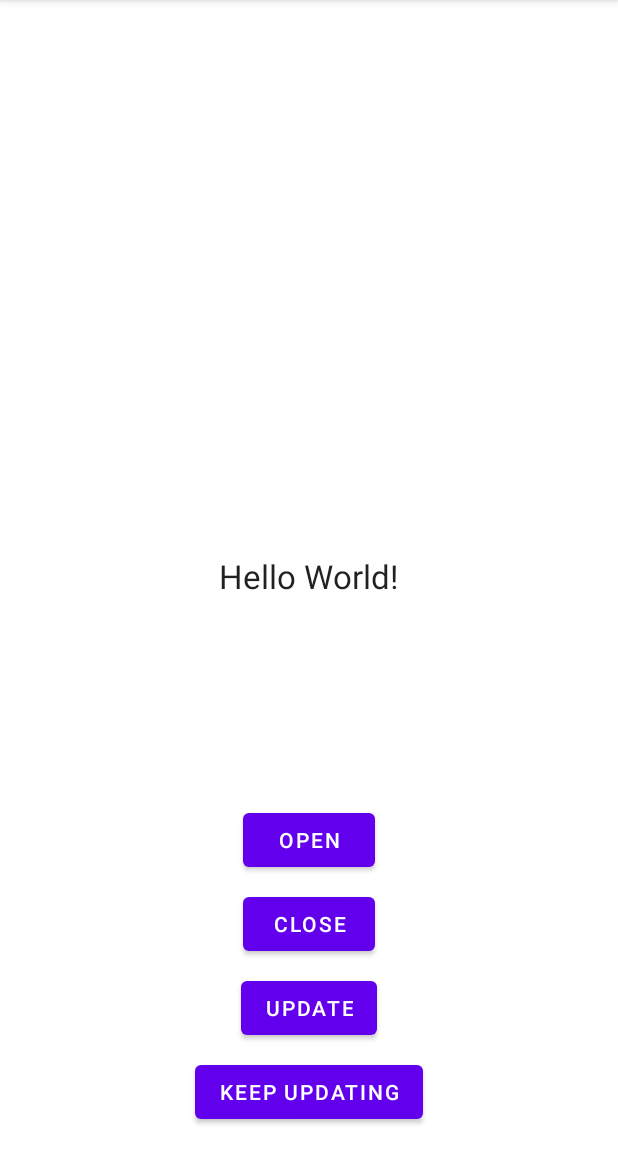
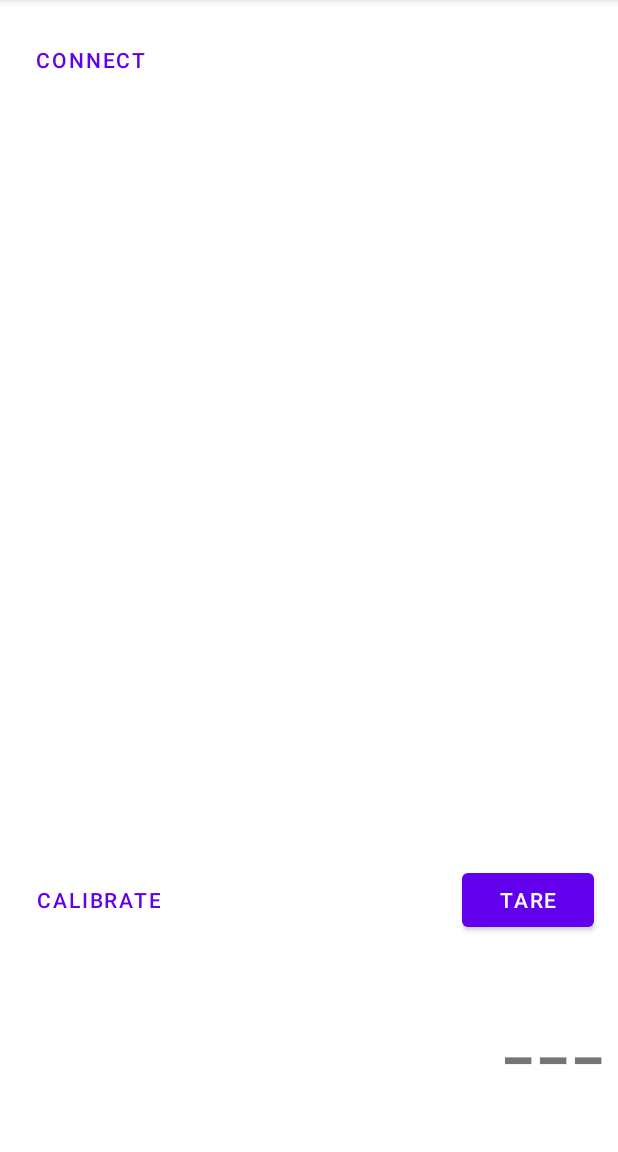
Before and after one commit to vinitlee/USBSerialTest, an Android app: the screen it shows after launch (MainActivity), on a phone screen of 412 x 824 dp, the part 84-1236 px from its top. Run offline under Robolectric (Android 15) with nearby library versions, the phone set to English and light mode, and no system bars; libraries missing offline, so code that uses them is left out: com.felhr.usbserial.

Commit message:
Show weight, tare, and calibrate. Run automatically when connected, connect/disconnect toggles.

```diff
--- a/app/src/main/res/layout/activity_main.xml
+++ b/app/src/main/res/layout/activity_main.xml
@@ -8,57 +8,52 @@
 
     <TextView
         android:id="@+id/outputText"
-        android:layout_width="wrap_content"
-        android:layout_height="wrap_content"
-        android:text="Hello World!"
-        android:textAppearance="@style/TextAppearance.AppCompat.Large"
-        app:layout_constraintBottom_toBottomOf="parent"
-        app:layout_constraintLeft_toLeftOf="parent"
-        app:layout_constraintRight_toRightOf="parent"
-        app:layout_constraintTop_toTopOf="parent" />
-
-    <Button
-        android:id="@+id/bkUpdateBtn"
-        android:layout_width="wrap_content"
-        android:layout_height="wrap_content"
-        android:layout_marginBottom="16dp"
-        android:onClick="onClickStart"
-        android:text="Keep Updating"
+        android:layout_width="0dp"
+        android:layout_height="120dp"
+        android:layout_marginStart="8dp"
+        android:layout_marginEnd="8dp"
+        android:layout_marginBottom="8dp"
+        android:autoSizeTextType="uniform"
+        android:fontFamily="sans-serif-condensed-light"
+        android:text="---"
+        android:textAlignment="viewEnd"
+        android:textSize="36sp"
         app:layout_constraintBottom_toBottomOf="parent"
         app:layout_constraintEnd_toEndOf="parent"
         app:layout_constraintStart_toStartOf="parent" />
 
     <Button
-        android:id="@+id/updateBtn"
+        android:id="@+id/connectionBtn"
+        style="@style/Widget.MaterialComponents.Button.TextButton"
         android:layout_width="wrap_content"
         android:layout_height="wrap_content"
-        android:layout_marginBottom="8dp"
+        android:layout_marginStart="16dp"
+        android:layout_marginTop="16dp"
         android:onClick="onClickStart"
-        android:text="Update"
-        app:layout_constraintBottom_toTopOf="@+id/bkUpdateBtn"
-        app:layout_constraintEnd_toEndOf="parent"
-        app:layout_constraintStart_toStartOf="parent" />
+        android:text="Connect"
+        app:layout_constraintStart_toStartOf="parent"
+        app:layout_constraintTop_toTopOf="parent" />
 
     <Button
-        android:id="@+id/closeBtn"
+        android:id="@+id/tareBtn"
         android:layout_width="wrap_content"
         android:layout_height="wrap_content"
-        android:layout_marginBottom="8dp"
+        android:layout_marginEnd="16dp"
+        android:layout_marginBottom="16dp"
         android:onClick="onClickStart"
-        android:text="Close"
-        app:layout_constraintBottom_toTopOf="@+id/updateBtn"
-        app:layout_constraintEnd_toEndOf="parent"
-        app:layout_constraintStart_toStartOf="parent" />
+        android:text="Tare"
+        app:layout_constraintBottom_toTopOf="@+id/outputText"
+        app:layout_constraintEnd_toEndOf="parent" />
 
     <Button
-        android:id="@+id/openBtn"
+        android:id="@+id/calibrateBtn"
+        style="@style/Widget.MaterialComponents.Button.TextButton"
         android:layout_width="wrap_content"
         android:layout_height="wrap_content"
-        android:layout_marginBottom="8dp"
+        android:layout_marginStart="16dp"
         android:onClick="onClickStart"
-        android:text="Open"
-        app:layout_constraintBottom_toTopOf="@+id/closeBtn"
-        app:layout_constraintEnd_toEndOf="parent"
-        app:layout_constraintStart_toStartOf="parent" />
+        android:text="Calibrate"
+        app:layout_constraintStart_toStartOf="parent"
+        app:layout_constraintTop_toTopOf="@+id/tareBtn" />
 
 </androidx.constraintlayout.widget.ConstraintLayout>
```
Also changed, not shown: app/src/main/AndroidManifest.xml (+8 -0 lines), app/src/main/java/com/example/usbserial/MainActivity.kt (+64 -55 lines).
